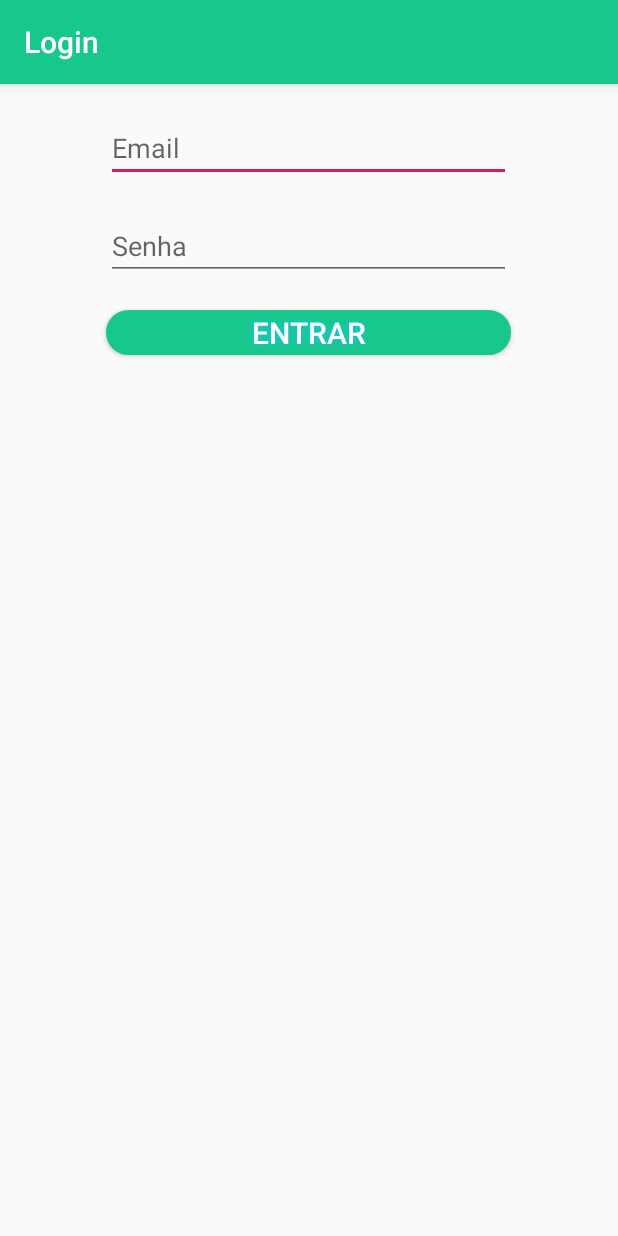
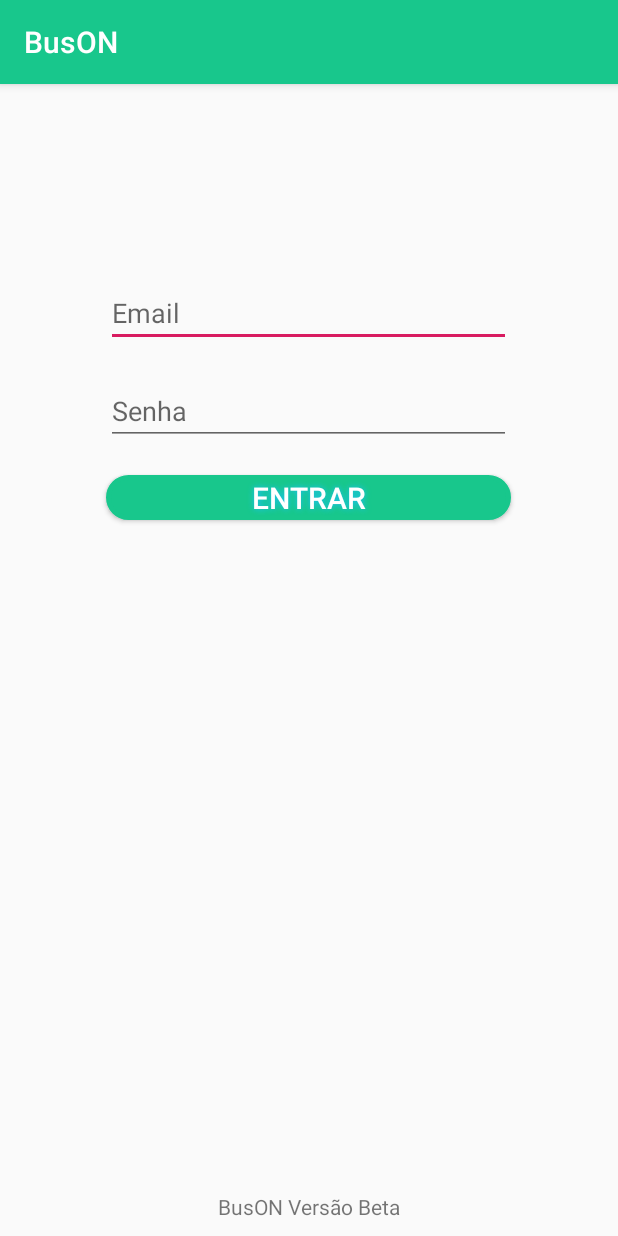
Before and after one commit to equipe-buson/ProjetoPI, an Android app: the screen it shows after launch (MainActivity), on a phone screen of 412 x 824 dp. Run offline under Robolectric (Android 15) with nearby library versions, the phone set to English and light mode, and no system bars; our stand-ins replace Firebase (no records; nobody signed in at launch, a user with empty details on screens opened directly).

Commit message:
loginset

```diff
--- a/app/build.gradle
+++ b/app/build.gradle
@@ -29,4 +29,5 @@ dependencies {
     testImplementation 'junit:junit:4.12'
     androidTestImplementation 'com.android.support.test:runner:1.0.2'
     androidTestImplementation 'com.android.support.test.espresso:espresso-core:3.0.2'
+    implementation 'com.android.support:design:28.0.0'
 }
--- a/app/src/main/java/com/example/myapplication/MainActivity.java
+++ b/app/src/main/java/com/example/myapplication/MainActivity.java
@@ -23,7 +23,7 @@ public class MainActivity extends AppCompatActivity {
         super.onCreate(savedInstanceState);
         setContentView(R.layout.activity_main);
 
-        setTitle("Login");
+        setTitle("BusON");
 
         mAuth = FirebaseAuth.getInstance();
 
@@ -33,7 +33,6 @@ public class MainActivity extends AppCompatActivity {
         login.setOnClickListener(new View.OnClickListener() {
             @Override
             public void onClick(View v) {
-                //ssss
 
                 final EditText et_email = (EditText) findViewById(R.id.main_email);
                 final EditText et_senha = (EditText) findViewById(R.id.main_senha);
--- a/app/src/main/res/layout/activity_main.xml
+++ b/app/src/main/res/layout/activity_main.xml
@@ -1,5 +1,6 @@
 <?xml version="1.0" encoding="utf-8"?>
-<LinearLayout
+
+<RelativeLayout
     xmlns:android="http://schemas.android.com/apk/res/android"
     xmlns:app="http://schemas.android.com/apk/res-auto"
     xmlns:tools="http://schemas.android.com/tools"
@@ -12,18 +13,20 @@
     <EditText android:id="@+id/main_email"
         android:layout_width="270dp"
         android:layout_height="wrap_content"
-        android:layout_gravity="center"
         android:inputType="textEmailAddress"
-        android:layout_marginTop="20dp"
+        android:layout_centerHorizontal="true"
+        android:layout_marginTop="130dp"
         android:hint="Email"/>
 
-    <EditText android:id="@+id/main_senha"
+    <EditText
+        android:id="@+id/main_senha"
         android:layout_width="270dp"
         android:layout_height="wrap_content"
-        android:layout_gravity="center"
-        android:inputType="textPassword"
+        android:layout_below="@+id/main_email"
+        android:layout_centerHorizontal="true"
         android:layout_marginTop="20dp"
-        android:hint="Senha"/>
+        android:hint="Senha"
+        android:inputType="textPassword"/>
 
     <Button android:id="@+id/btn_login"
         android:text="Entrar"
@@ -36,8 +39,16 @@
         android:shadowDx="0"
         android:shadowDy="0"
         android:shadowRadius="5"
-        android:layout_gravity="center"
+        android:layout_centerHorizontal="true"
+        android:layout_below="@+id/main_senha"
         android:layout_marginTop="20dp"/>
 
+    <TextView
+        android:layout_width="wrap_content"
+        android:layout_height="wrap_content"
+        android:layout_centerHorizontal="true"
+        android:layout_alignParentBottom="true"
+        android:layout_marginBottom="10dp"
+        android:text="BusON Versão Beta"/>
 
-</LinearLayout>
+</RelativeLayout>
--- a/app/src/main/res/values/colors.xml
+++ b/app/src/main/res/values/colors.xml
@@ -1,6 +1,6 @@
 <?xml version="1.0" encoding="utf-8"?>
 <resources>
     <color name="colorPrimary">#18C78C</color>
-    <color name="colorPrimaryDark">#18C78C</color>
+    <color name="colorPrimaryDark">#17BC81</color>
     <color name="colorAccent">#D81B60</color>
 </resources>
```
Also changed, not shown: app/src/main/java/com/example/myapplication/test.java (+17 -6 lines), app/src/main/res/layout/activity_test.xml (+25 -6 lines).
